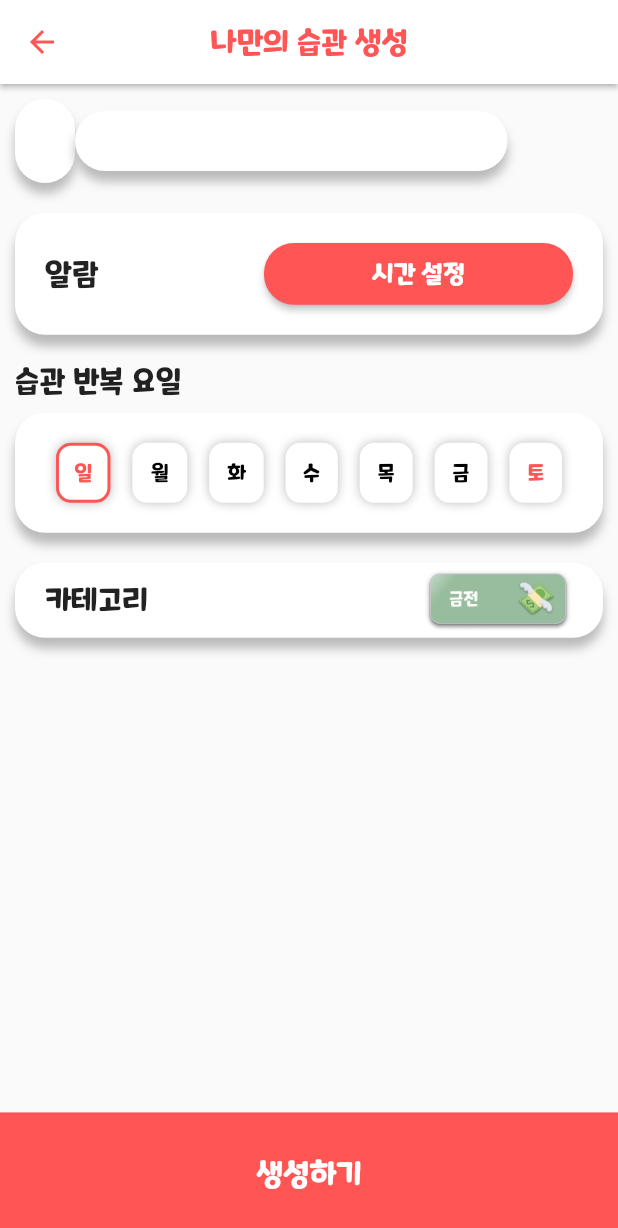
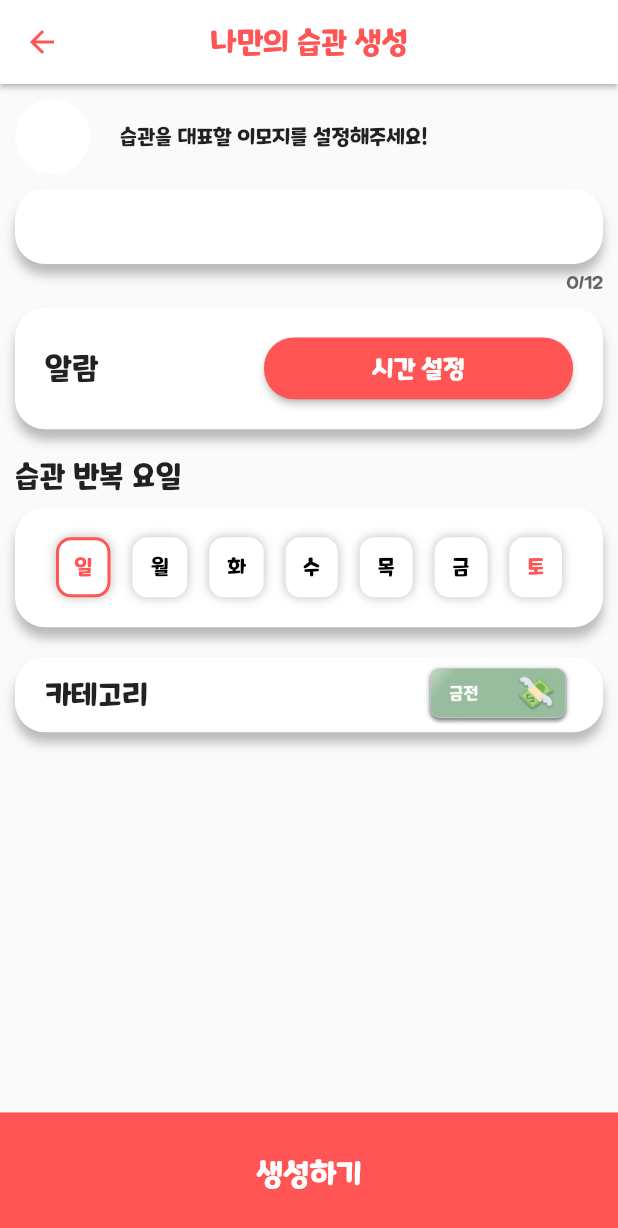
Before and after one commit to Cheetozzeong/TTT, a Flutter app: the CreateScreen screen opened directly, on a phone screen of 412 x 824 dp. Shown: the top 1228 px of the screen. Run offline on Flutter 3.47's test engine with Material 2 defaults, Android fonts, the light colour scheme and no system bars; our stand-ins replace cached_network_image, emoji_picker_flutter, expandable, firebase_auth, firebase_core, firebase_messaging and 9 more; missing offline and left inert: material_dialogs, qr_code_scanner, switcher_button, time_picker_sheet; accounts and stored records are empty; network calls fail.

Commit message:
🎨: 추가 습관 생성 페이지 UI[S08P31A804-359]

```diff
--- a/remake/tickle_tackle_tockle/lib/screen/create/create_screen.dart
+++ b/remake/tickle_tackle_tockle/lib/screen/create/create_screen.dart
@@ -1,6 +1,7 @@
 import 'package:emoji_picker_flutter/emoji_picker_flutter.dart';
 import 'package:flutter/material.dart';
 import 'package:fluttertoast/fluttertoast.dart';
+import 'package:material_dialogs/dialogs.dart';
 import 'package:persistent_bottom_nav_bar/persistent_tab_view.dart';
 import 'package:tickle_tackle_tockle/component/common_appbar.dart';
 import 'package:get/get.dart';
@@ -65,33 +66,31 @@ class CreateScreen extends StatelessWidget {
         body: Column(
           mainAxisAlignment: MainAxisAlignment.spaceBetween,
           children: [
-            Padding(
+            SingleChildScrollView(
+              child: Padding(
                 padding: EdgeInsets.all(10.0),
                 child: Column(
                   children: [
                     Row(
+                      mainAxisAlignment: MainAxisAlignment.start,
                       children: [
                         InkWell(
                           onTap: () {
-                          showDialog(
-                            barrierDismissible: true,
+                            showModalBottomSheet<void>(
                                 context: context,
                                 builder: (_) {
-                              return Center(
-                                child: SizedBox(
-                                  width: deviceWidth * 0.8,
-                                  height: deviceHeight * 0.5,
-                                  child: Card(
-                                    child: EmojiPicker(
+                                  return EmojiPicker(
                                     onEmojiSelected: (category, emoji) {
-
+                                      createHabitController.emoji = emoji.emoji;
+                                      themeController.refreshTheme();
+                                      Navigator.pop(context);
                                     },
                                     config: const Config(
                                       columns: 7,
-                                        emojiSizeMax: 50,
+                                      emojiSizeMax: 20,
                                       verticalSpacing: 10,
                                       horizontalSpacing: 10,
-                                        gridPadding: EdgeInsets.zero,
+                                      gridPadding: EdgeInsets.all(5.0),
                                       initCategory: Category.RECENT,
                                       bgColor: Color(0xFFF2F2F2),
                                       indicatorColor: Colors.blue,
@@ -113,17 +112,32 @@ class CreateScreen extends StatelessWidget {
                                       categoryIcons: CategoryIcons(),
                                       buttonMode: ButtonMode.MATERIAL,
                                     ),
-                                    ),
-                                  ),
-                                ),
                                   );
-                            },
+                                }
                             );
                           },
                           child: GetBuilder<ThemeController>(
                               builder: (_) {
-                            return Container(
-                              padding: EdgeInsets.all(20.0),
+                                return CircleAvatar(
+                                  maxRadius: 25,
+                                  backgroundColor: TTTWhite,
+
+                                  child: Text(createHabitController.emoji, style: TextStyle(fontSize: 25),),
+                                );
+                              }
+                          ),
+                        ),
+                        SizedBox(width: 20,),
+                        Text('습관을 대표할 이모지를 설정해주세요!'),
+                      ],
+                    ),
+                    SizedBox(height: 10,),
+                    Row(
+                      children: [
+                        Expanded(
+                          child: Stack(
+                            children: [
+                              Container(
                                 decoration: BoxDecoration(
                                   color: Colors.white,
                                   borderRadius: BorderRadius.circular(20),
@@ -136,23 +150,17 @@ class CreateScreen extends StatelessWidget {
                                     ),
                                   ],
                                 ),
-                              child: Text(createHabitController.emoji),
-                            );
-                          }
+                                child: SizedBox(height: 50, width: deviceWidth,),
                               ),
+                              SizedBox(
+                                child: TextField(
+                                  decoration: InputDecoration(
+                                    border: InputBorder.none,
                                   ),
-                      Container(
-                        padding: EdgeInsets.all(20.0),
-                        width: deviceWidth * 0.7,
-                        decoration: BoxDecoration(
-                          color: Colors.white,
-                          borderRadius: BorderRadius.circular(20),
-                          boxShadow: [
-                            BoxShadow(
-                              color: Colors.grey.withOpacity(0.7),
-                              blurRadius: 5.0,
-                              spreadRadius: 0.0,
-                              offset: const Offset(0, 7),
+                                  textAlign: TextAlign.center,
+                                  maxLines: 1,
+                                  maxLength: 12,
+                                ),
                               ),
                             ],
                           ),
@@ -160,7 +168,7 @@ class CreateScreen extends StatelessWidget {
                       ],
                     ),
                     SizedBox(
-                    height: 20,
+                      height: 10,
                     ),
                     Container(
                       padding: EdgeInsets.all(20.0),
@@ -463,6 +471,7 @@ class CreateScreen extends StatelessWidget {
                   ],
                 ),
               ),
+            ),
             InkWell(
               onTap: () {
                 Navigator.pop(context);
```
Also changed, not shown: remake/tickle_tackle_tockle/pubspec.lock. Lines whose indentation alone changed are shown as unchanged.
